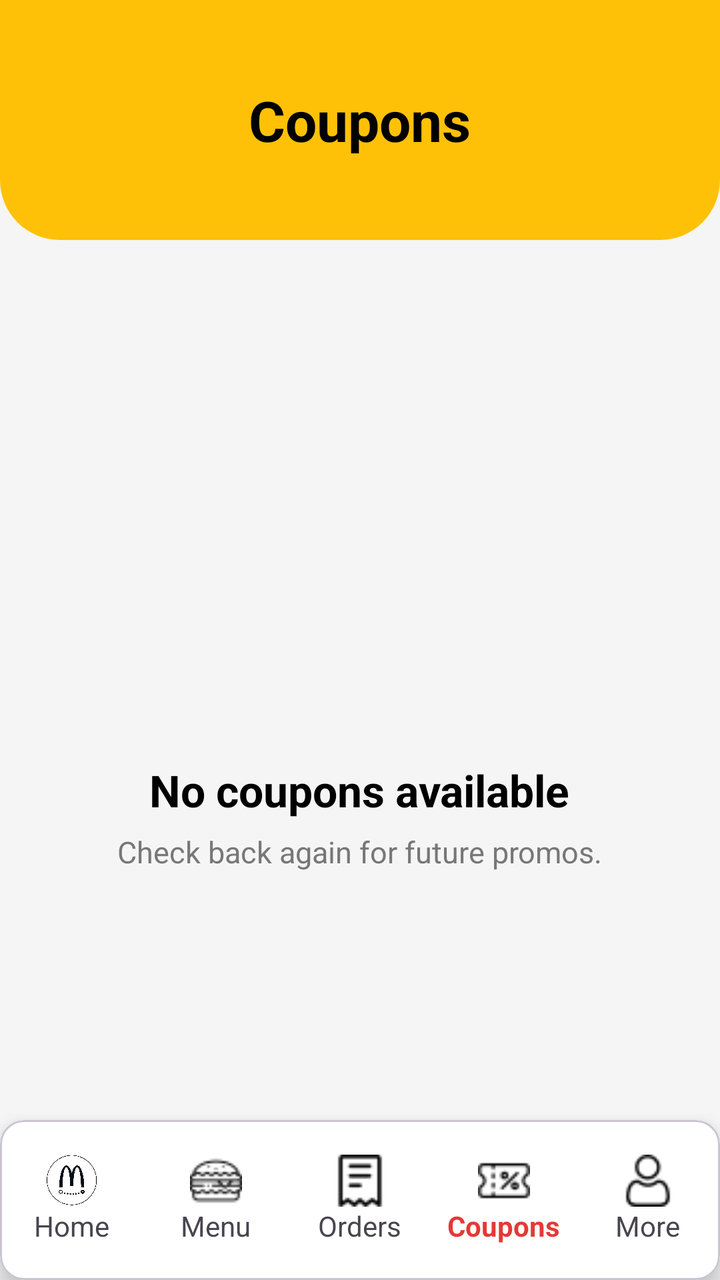
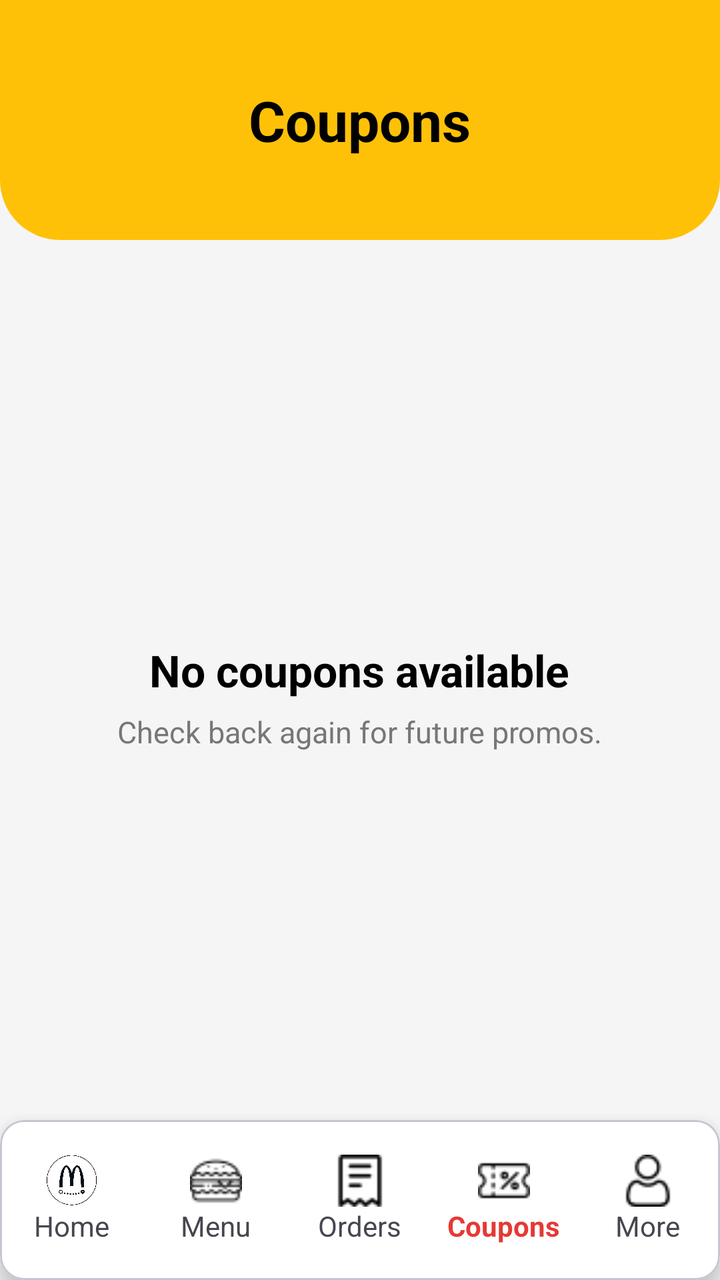

An Android layout rendered at two revisions. The XML below is the earlier revision; the diff shows what the commit changed to produce the second picture.
<!-- AndroidManifest.xml: application theme Theme.McDeliveryApp -->
<!-- res/layout/activity_coupons.xml -->
<?xml version="1.0" encoding="utf-8"?>
<androidx.constraintlayout.widget.ConstraintLayout
    xmlns:android="http://schemas.android.com/apk/res/android"
    xmlns:app="http://schemas.android.com/apk/res-auto"
    android:layout_width="match_parent"
    android:layout_height="match_parent"
    android:background="#F5F5F5">

    
    <LinearLayout
        android:id="@+id/header"
        android:layout_width="match_parent"
        android:layout_height="120dp"
        android:background="@drawable/header_background"
        android:gravity="center"
        android:orientation="vertical"
        app:layout_constraintTop_toTopOf="parent">

        <TextView
            android:layout_width="wrap_content"
            android:layout_height="wrap_content"
            android:text="Coupons"
            android:textStyle="bold"
            android:textSize="28sp"
            android:textColor="#000"/>
    </LinearLayout>

    
    <LinearLayout
        android:id="@+id/emptyCouponLayout"
        android:layout_width="wrap_content"
        android:layout_height="wrap_content"
        android:gravity="center"
        android:orientation="vertical"
        app:layout_constraintTop_toBottomOf="@id/header"
        app:layout_constraintBottom_toTopOf="@id/bottomNavigation"
        app:layout_constraintStart_toStartOf="parent"
        app:layout_constraintEnd_toEndOf="parent">

        <ImageView
            android:layout_width="120dp"
            android:layout_height="120dp"/>

        <TextView
            android:layout_width="wrap_content"
            android:layout_height="wrap_content"
            android:text="No coupons available"
            android:textStyle="bold"
            android:textSize="22sp"
            android:textColor="#000"
            android:layout_marginTop="16dp"/>

        <TextView
            android:layout_width="wrap_content"
            android:layout_height="wrap_content"
            android:text="Check back again for future promos."
            android:textSize="15sp"
            android:textColor="#777"
            android:layout_marginTop="6dp"/>
    </LinearLayout>

    
    <com.google.android.material.card.MaterialCardView
        android:id="@+id/bottomNavigation"
        android:layout_width="match_parent"
        android:layout_height="80dp"
        app:cardBackgroundColor="#FFFFFF"
        app:cardElevation="10dp"
        app:layout_constraintBottom_toBottomOf="parent">

        <LinearLayout
            android:layout_width="match_parent"
            android:layout_height="match_parent"
            android:orientation="horizontal"
            android:gravity="center">

            <LinearLayout
                android:id="@+id/navHome"
                android:layout_width="0dp"
                android:layout_height="wrap_content"
                android:layout_weight="1"
                android:gravity="center"
                android:orientation="vertical">

                <ImageView
                    android:layout_width="26dp"
                    android:layout_height="26dp"
                    android:src="@drawable/offmclogo"/>

                <TextView
                    android:layout_width="wrap_content"
                    android:layout_height="wrap_content"
                    android:text="Home"/>
            </LinearLayout>

            <LinearLayout
                android:id="@+id/navMenu"
                android:layout_width="0dp"
                android:layout_height="wrap_content"
                android:layout_weight="1"
                android:gravity="center"
                android:orientation="vertical">

                <ImageView
                    android:layout_width="26dp"
                    android:layout_height="26dp"
                    android:src="@drawable/burger"/>

                <TextView
                    android:layout_width="wrap_content"
                    android:layout_height="wrap_content"
                    android:text="Menu"/>
            </LinearLayout>

            <LinearLayout
                android:id="@+id/navOrders"
                android:layout_width="0dp"
                android:layout_height="wrap_content"
                android:layout_weight="1"
                android:gravity="center"
                android:orientation="vertical">

                <ImageView
                    android:layout_width="26dp"
                    android:layout_height="26dp"
                    android:src="@drawable/order"/>

                <TextView
                    android:layout_width="wrap_content"
                    android:layout_height="wrap_content"
                    android:text="Orders"/>
            </LinearLayout>

            
            <LinearLayout
                android:id="@+id/navCoupons"
                android:layout_width="0dp"
                android:layout_height="wrap_content"
                android:layout_weight="1"
                android:gravity="center"
                android:orientation="vertical">

                <ImageView
                    android:layout_width="26dp"
                    android:layout_height="26dp"
                    android:src="@drawable/coupon"/>

                <TextView
                    android:layout_width="wrap_content"
                    android:layout_height="wrap_content"
                    android:text="Coupons"
                    android:textColor="#E53935"
                    android:textStyle="bold"/>
            </LinearLayout>

            <LinearLayout
                android:id="@+id/navMore"
                android:layout_width="0dp"
                android:layout_height="wrap_content"
                android:layout_weight="1"
                android:gravity="center"
                android:orientation="vertical">

                <ImageView
                    android:layout_width="26dp"
                    android:layout_height="26dp"
                    android:src="@drawable/user"/>

                <TextView
                    android:layout_width="wrap_content"
                    android:layout_height="wrap_content"
                    android:text="More"/>
            </LinearLayout>

        </LinearLayout>

    </com.google.android.material.card.MaterialCardView>

</androidx.constraintlayout.widget.ConstraintLayout>
<!-- resources referenced by this layout -->
<resources>
  <!-- drawable burger: png bitmap (drawable, 664 bytes) -->
  <!-- drawable coupon: png bitmap (drawable, 540 bytes) -->
  <!-- drawable header_background (drawable) -->
  <?xml version="1.0" encoding="utf-8"?>
  <shape xmlns:android="http://schemas.android.com/apk/res/android">
      <solid android:color="#FFC107" />
  
      <corners
          android:bottomLeftRadius="30dp"
          android:bottomRightRadius="30dp" />
  </shape>
  <!-- drawable offmclogo: png bitmap (drawable, 654677 bytes) -->
  <!-- drawable order: png bitmap (drawable, 461 bytes) -->
  <!-- drawable user: png bitmap (drawable, 642 bytes) -->
  <style name="Theme.McDeliveryApp" parent="Base.Theme.McDeliveryApp" />
  <style name="Base.Theme.McDeliveryApp" parent="Theme.Material3.DayNight.NoActionBar">
          
          
      </style>
</resources>

<!-- the commit's change to res/layout/activity_coupons.xml (unified diff, before → after) -->
@@ -32,14 +32,11 @@
         android:layout_height="wrap_content"
         android:gravity="center"
         android:orientation="vertical"
+        android:visibility="visible"
         app:layout_constraintTop_toBottomOf="@id/header"
         app:layout_constraintBottom_toTopOf="@id/bottomNavigation"
         app:layout_constraintStart_toStartOf="parent"
         app:layout_constraintEnd_toEndOf="parent">
-
-        <ImageView
-            android:layout_width="120dp"
-            android:layout_height="120dp"/>
 
         <TextView
             android:layout_width="wrap_content"
@@ -58,6 +55,19 @@
             android:textColor="#777"
             android:layout_marginTop="6dp"/>
     </LinearLayout>
+
+    <androidx.recyclerview.widget.RecyclerView
+        android:id="@+id/recyclerCoupons"
+        android:layout_width="0dp"
+        android:layout_height="0dp"
+        android:visibility="gone"
+        android:clipToPadding="false"
+        android:paddingTop="8dp"
+        android:paddingBottom="8dp"
+        app:layout_constraintTop_toBottomOf="@id/header"
+        app:layout_constraintBottom_toTopOf="@id/bottomNavigation"
+        app:layout_constraintStart_toStartOf="parent"
+        app:layout_constraintEnd_toEndOf="parent" />
 
     
     <com.google.android.material.card.MaterialCardView
